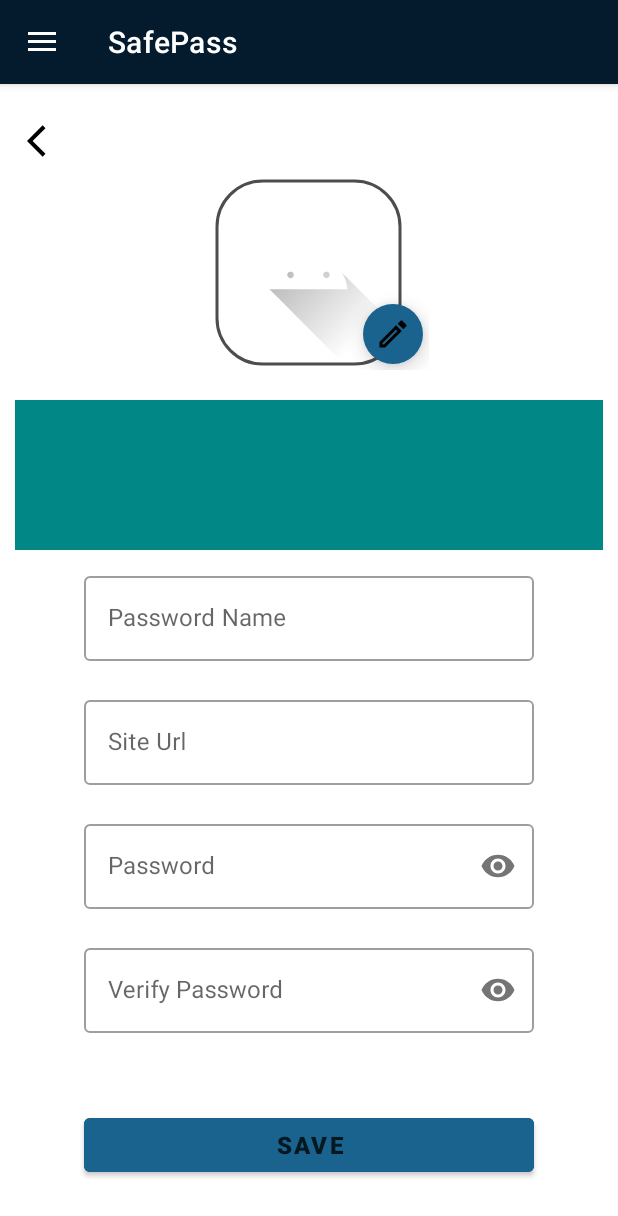
After one commit to shacharml/SafePass, an Android app: the AddPasswordFragment screen opened through its navigation route, on a phone screen of 412 x 824 dp. The commit adds this screen. Shown: the top 1216 px of the screen. Run offline under Robolectric (Android 15) with nearby library versions, the phone set to English and light mode, and no system bars; our stand-ins replace Room's generated code; Roboto replaces fonts that are not available here.

Commit message:
add Add Password fragment and connect to DB

```diff
--- /dev/null
+++ b/app/src/main/java/com/shacharml/safepass/UI/AddPasswordFragment.java
@@ -0,0 +1,176 @@
+package com.shacharml.safepass.UI;
+
+import android.os.Bundle;
+import android.util.Log;
+import android.view.LayoutInflater;
+import android.view.View;
+import android.view.ViewGroup;
+import android.widget.ImageButton;
+import android.widget.Toast;
+
+import androidx.fragment.app.Fragment;
+import androidx.lifecycle.ViewModelProvider;
+import androidx.navigation.Navigation;
+import androidx.recyclerview.widget.RecyclerView;
+
+import com.google.android.material.button.MaterialButton;
+import com.google.android.material.floatingactionbutton.FloatingActionButton;
+import com.google.android.material.imageview.ShapeableImageView;
+import com.google.android.material.textfield.TextInputLayout;
+import com.shacharml.safepass.Entities.Password;
+import com.shacharml.safepass.R;
+import com.shacharml.safepass.ViewModels.PasswordViewModel;
+
+import java.net.URL;
+import java.util.regex.Pattern;
+
+
+public class AddPasswordFragment extends Fragment {
+
+    private static final Pattern PASSWORD_PATTERN = Pattern.compile("^" +
+            //"(?=.*[0-9])" +         //at least 1 digit
+            //"(?=.*[a-z])" +         //at least 1 lower case letter
+            //"(?=.*[A-Z])" +         //at least 1 upper case letter
+            "(?=.*[a-zA-Z])" +      //any letter
+            "(?=.*[@#$%^&+=])" +    //at least 1 special character
+            "(?=\\S+$)" +           //no white spaces
+            ".{4,}" +               //at least 4 characters
+            "$");
+
+    private TextInputLayout new_TIL_name;
+    private TextInputLayout new_TIL_url;
+    private TextInputLayout new_TIL_password;
+    private TextInputLayout new_TIL_verify;
+    private MaterialButton new_BTN_Save;
+    private ImageButton new_BTN_back;
+    private RecyclerView new_RYC_images;
+    private FloatingActionButton new_FAB_img_edit;
+    private ShapeableImageView new_IMG_password;
+
+    private View view;
+    private PasswordViewModel passwordViewModel;
+
+    public AddPasswordFragment() {}
+
+    @Override
+    public void onCreate(Bundle savedInstanceState) {
+        super.onCreate(savedInstanceState);
+//create view model
+        passwordViewModel = new ViewModelProvider(requireActivity()).get(PasswordViewModel.class);
+    }
+
+    @Override
+    public View onCreateView(LayoutInflater inflater, ViewGroup container,
+                             Bundle savedInstanceState) {
+        // Inflate the layout for this fragment
+        view = inflater.inflate(R.layout.fragment_add_password, container, false);
+
+        initViews(view);
+        new_BTN_Save.setOnClickListener(new View.OnClickListener() {
+            @Override
+            public void onClick(View v) {
+                // TODO: 06/02/2023 save methode
+                savePassword(view);
+            }
+        });
+
+        return view;
+    }
+
+    private void savePassword(View view) {
+
+        //Check validation form
+        if (!validateUsername(new_TIL_name))
+            return;
+
+        if (!validateUrl(new_TIL_url))
+            return;
+
+        if (!validatePassword(new_TIL_password))
+            return;
+
+        if (!validatePassword(new_TIL_verify))
+            return;
+
+        String password = new_TIL_password.getEditText().getText().toString();
+        String verify = new_TIL_verify.getEditText().getText().toString();
+        if (!password.equals(verify)) {
+            Toast.makeText(requireActivity(), "The Passwords arent The same", Toast.LENGTH_LONG).show();
+            new_TIL_verify.setError("Enter the Same Passwords");
+            return;
+        }
+
+        String name = new_TIL_name.getEditText().getText().toString();
+        String url = new_TIL_url.getEditText().getText().toString();
+        Password newPassword = new Password(name,password);
+        newPassword.setUrlToSite(url);
+
+        passwordViewModel.insert(newPassword);
+        Navigation.findNavController(requireView()).navigate(AddPasswordFragmentDirections.actionPasswordShowFragmentToPasswordListFragment());
+
+    }
+
+    private void initViews(View view) {
+        new_TIL_name = view.findViewById(R.id.new_TIL_name);
+        new_TIL_url = view.findViewById(R.id.new_TIL_url);
+        new_TIL_password = view.findViewById(R.id.new_TIL_password);
+        new_TIL_verify = view.findViewById(R.id.new_TIL_verify);
+        new_BTN_Save = view.findViewById(R.id.new_BTN_Save);
+        new_BTN_back = view.findViewById(R.id.new_BTN_back);
+        new_RYC_images = view.findViewById(R.id.new_RYC_images);
+        new_FAB_img_edit = view.findViewById(R.id.new_FAB_img_edit);
+        new_IMG_password = view.findViewById(R.id.new_IMG_password);
+
+    }
+
+
+    private boolean validateUsername(TextInputLayout textInputUsername) {
+        String usernameInput = textInputUsername.getEditText().getText().toString().trim();
+
+        if (usernameInput.isEmpty()) {
+            textInputUsername.setError("Field can't be empty");
+            return false;
+        } else if (usernameInput.length() > 15) {
+            textInputUsername.setError("Username too long");
+            return false;
+        } else {
+            textInputUsername.setError(null);
+            return true;
+        }
+    }
+
+    private boolean validateUrl(TextInputLayout textInputUrl) {
+        String urlInput = textInputUrl.getEditText().getText().toString().trim();
+
+        if (urlInput.isEmpty()) {
+            textInputUrl.setError("Field can't be empty");
+            return false;
+        } else {
+            try {
+                new URL(urlInput).toURI();
+            } catch (Exception e) {
+                Log.d("new password", e.toString());
+                textInputUrl.setError("Incorrect URL");
+                return false;
+            }
+            textInputUrl.setError(null);
+            return true;
+        }
+    }
+
+    private boolean validatePassword(TextInputLayout textInputPassword) {
+        String passwordInput = textInputPassword.getEditText().getText().toString().trim();
+
+        if (passwordInput.isEmpty()) {
+            textInputPassword.setError("Field can't be empty");
+            return false;
+        } else if (!PASSWORD_PATTERN.matcher(passwordInput).matches()) {
+            textInputPassword.setError("Password too weak");
+            //IDC if the password is weak or not - just want to show him that
+            return true;
+        } else {
+            textInputPassword.setError(null);
+            return true;
+        }
+    }
+}
--- a/app/src/main/java/com/shacharml/safepass/UI/PasswordListFragment.java
+++ b/app/src/main/java/com/shacharml/safepass/UI/PasswordListFragment.java
@@ -1,18 +1,19 @@
 package com.shacharml.safepass.UI;
 
 import android.os.Bundle;
+import android.view.LayoutInflater;
+import android.view.View;
+import android.view.ViewGroup;
 
 import androidx.annotation.NonNull;
 import androidx.annotation.Nullable;
+import androidx.appcompat.widget.AppCompatImageButton;
 import androidx.fragment.app.Fragment;
 import androidx.lifecycle.Observer;
 import androidx.lifecycle.ViewModelProvider;
+import androidx.navigation.Navigation;
 import androidx.recyclerview.widget.LinearLayoutManager;
 import androidx.recyclerview.widget.RecyclerView;
-
-import android.view.LayoutInflater;
-import android.view.View;
-import android.view.ViewGroup;
 
 import com.shacharml.safepass.Entities.Password;
 import com.shacharml.safepass.PasswordsAdapter;
@@ -26,11 +27,13 @@ public class PasswordListFragment extends Fragment {
 
     private PasswordViewModel passwordViewModel;
     private RecyclerView password_RCV_all_password;
+    private AppCompatImageButton main_BTN_add;
     private View view;
     private PasswordsAdapter adapter;
 
 
-    public PasswordListFragment() {}
+    public PasswordListFragment() {
+    }
 
     @Override
     public void onCreate(Bundle savedInstanceState) {
@@ -38,13 +41,6 @@ public class PasswordListFragment extends Fragment {
 // TODO: 06/02/2023 check if need to be here or on Create View
         //create view model
         passwordViewModel = new ViewModelProvider(requireActivity()).get(PasswordViewModel.class);
-        passwordViewModel.getAllPasswords().observe(this, new Observer<List<Password>>() {
-            @Override
-            public void onChanged(List<Password> passwords) {
-                // TODO: 06/02/2023 update the recycler view
-                adapter.setPasswords(passwords);
-            }
-        });
 
 
     }
@@ -63,6 +59,26 @@ public class PasswordListFragment extends Fragment {
         //create adapter
         adapter = new PasswordsAdapter();
         password_RCV_all_password.setAdapter(adapter);
+
+        // TODO: 06/02/2023 need to be in the Activity?
+        //observe on the live data in room
+        passwordViewModel.getAllPasswords().observe(getViewLifecycleOwner(), new Observer<List<Password>>() {
+            @Override
+            public void onChanged(List<Password> passwords) {
+                // TODO: 06/02/2023 update the recycler view
+                adapter.setPasswords(passwords);
+            }
+        });
+
+        //Add Button
+        main_BTN_add= view.findViewById(R.id.main_BTN_add);
+        main_BTN_add.setOnClickListener(new View.OnClickListener() {
+            @Override
+            public void onClick(View v) {
+                Navigation.findNavController(requireView()).navigate(PasswordListFragmentDirections.actionPasswordListFragmentToPasswordShowFragment());
+            }
+        });
+
         return view;
     }
 
--- /dev/null
+++ b/app/src/main/res/drawable/ic_back.xml
@@ -0,0 +1,5 @@
+<vector android:autoMirrored="true" android:height="24dp"
+    android:tint="#000000" android:viewportHeight="24"
+    android:viewportWidth="24" android:width="24dp" xmlns:android="http://schemas.android.com/apk/res/android">
+    <path android:fillColor="@android:color/white" android:pathData="M11.67,3.87L9.9,2.1 0,12l9.9,9.9 1.77,-1.77L3.54,12z"/>
+</vector>
--- /dev/null
+++ b/app/src/main/res/layout/fragment_add_password.xml
@@ -0,0 +1,189 @@
+<?xml version="1.0" encoding="utf-8"?>
+<FrameLayout xmlns:android="http://schemas.android.com/apk/res/android"
+    xmlns:tools="http://schemas.android.com/tools"
+    android:layout_width="match_parent"
+    android:layout_height="match_parent"
+    xmlns:app="http://schemas.android.com/apk/res-auto"
+    tools:context=".UI.AddPasswordFragment">
+
+    <ScrollView
+        android:layout_width="match_parent"
+        android:layout_height="wrap_content"
+        android:overScrollMode="ifContentScrolls"
+        android:scrollbars="vertical">
+
+        <RelativeLayout
+            android:layout_width="match_parent"
+            android:layout_height="wrap_content">
+
+            <!--    Back button -->
+            <ImageButton
+                android:id="@+id/new_BTN_back"
+                android:layout_width="25dp"
+                android:layout_height="25dp"
+                android:layout_marginStart="18dp"
+                android:layout_marginTop="25dp"
+                android:background="@null"
+                android:backgroundTint="@null"
+                android:elevation="2dp"
+                android:scaleType="centerCrop"
+                android:src="@drawable/ic_back" />
+
+            <!--Frame of Password Image-->
+
+            <FrameLayout
+                android:id="@+id/new_FRM_img"
+                android:layout_width="160dp"
+                android:layout_height="wrap_content"
+                android:layout_below="@+id/new_BTN_back"
+                android:layout_centerHorizontal="true"
+                android:layout_marginTop="10dp"
+                android:layout_marginBottom="20dp"
+                android:orientation="vertical">
+
+                <com.google.android.material.floatingactionbutton.FloatingActionButton
+                    android:id="@+id/new_FAB_img_edit"
+                    android:layout_width="wrap_content"
+                    android:layout_height="wrap_content"
+                    android:layout_gravity="right|bottom"
+                    android:backgroundTint="@color/lightBlue"
+                    app:borderWidth="0dp"
+                    app:elevation="8dp"
+                    app:fabCustomSize="40dp"
+                    app:srcCompat="@drawable/ic_edit"
+                    app:tint="@color/black"
+                    app:useCompatPadding="false" />
+
+                <com.google.android.material.imageview.ShapeableImageView
+                    android:id="@+id/new_IMG_password"
+                    android:layout_width="130dp"
+                    android:layout_height="130dp"
+                    android:layout_gravity="center_horizontal"
+                    android:clickable="true"
+                    android:focusable="true"
+                    android:padding="4dp"
+                    android:scaleType="centerCrop"
+                    android:src="@drawable/ic_launcher_foreground"
+                    app:shapeAppearanceOverlay="@style/almost_circle"
+                    app:strokeColor="#B2000000"
+                    app:strokeWidth="2dp" />
+
+            </FrameLayout>
+
+            <!--    Ryceicler view of optional images : Google Facebook .... -->
+
+            <androidx.recyclerview.widget.RecyclerView
+                android:id="@+id/new_RYC_images"
+                android:layout_width="match_parent"
+                android:layout_height="100dp"
+                android:layout_below="@+id/new_FRM_img"
+                android:layout_marginBottom="12dp"
+                android:orientation="horizontal"
+                app:reverseLayout="true"
+                app:layoutManager="androidx.recyclerview.widget.LinearLayoutManager"
+                android:background="@color/teal_700"
+                android:layout_marginStart="10dp"
+                android:layout_marginEnd="10dp"
+                />
+
+            <!--    Edit Text Filed-->
+
+            <com.google.android.material.textfield.TextInputLayout
+                android:id="@+id/new_TIL_name"
+                android:layout_width="300dp"
+                android:layout_height="wrap_content"
+                app:errorEnabled="true"
+                app:passwordToggleEnabled="false"
+                android:layout_below="@+id/new_RYC_images"
+                android:layout_centerHorizontal="true"
+                style="@style/Widget.MaterialComponents.TextInputLayout.OutlinedBox"
+                >
+
+                <com.google.android.material.textfield.TextInputEditText
+                    android:layout_width="match_parent"
+                    android:layout_height="wrap_content"
+                    android:hint="Password Name"
+                    android:inputType="text"
+                    />
+
+            </com.google.android.material.textfield.TextInputLayout>
+
+            <com.google.android.material.textfield.TextInputLayout
+                android:id="@+id/new_TIL_url"
+                android:layout_width="300dp"
+                android:layout_height="wrap_content"
+                app:errorEnabled="true"
+                app:passwordToggleEnabled="false"
+                android:layout_below="@id/new_TIL_name"
+                android:layout_centerHorizontal="true"
+                style="@style/Widget.MaterialComponents.TextInputLayout.OutlinedBox"
+                >
+
+                <com.google.android.material.textfield.TextInputEditText
+                    android:layout_width="match_parent"
+                    android:layout_height="wrap_content"
+                    android:hint="Site Url"
+                    android:inputType="textUri"
+                    />
+
+            </com.google.android.material.textfield.TextInputLayout>
+
+            <com.google.android.material.textfield.TextInputLayout
+                android:id="@+id/new_TIL_password"
+                android:layout_width="300dp"
+                android:layout_height="wrap_content"
+                app:errorEnabled="true"
+                app:passwordToggleEnabled="true"
+                android:layout_below="@id/new_TIL_url"
+                android:layout_centerHorizontal="true"
+                style="@style/Widget.MaterialComponents.TextInputLayout.OutlinedBox"
+                >
+
+                <com.google.android.material.textfield.TextInputEditText
+                    android:layout_width="match_parent"
+                    android:layout_height="wrap_content"
+                    android:hint="Password"
+                    android:inputType="textPassword"
+                    />
+
+            </com.google.android.material.textfield.TextInputLayout>
+
+            <com.google.android.material.textfield.TextInputLayout
+                android:id="@+id/new_TIL_verify"
+                android:layout_width="300dp"
+                android:layout_height="wrap_content"
+                app:errorEnabled="true"
+                app:passwordToggleEnabled="true"
+                android:layout_below="@id/new_TIL_password"
+                android:layout_centerHorizontal="true"
+                style="@style/Widget.MaterialComponents.TextInputLayout.OutlinedBox"
+                >
+
+                <com.google.android.material.textfield.TextInputEditText
+                    android:layout_width="match_parent"
+                    android:layout_height="wrap_content"
+                    android:hint="Verify Password"
+                    android:inputType="textPassword"
+                    />
+
+            </com.google.android.material.textfield.TextInputLayout>
+
+            <com.google.android.material.button.MaterialButton
+                android:id="@+id/new_BTN_Save"
+                android:layout_width="300dp"
+                android:layout_height="wrap_content"
+                android:layout_alignParentBottom="true"
+                android:layout_centerHorizontal="true"
+                android:layout_marginBottom="30dp"
+                android:backgroundTint="@color/lightBlue"
+                android:text="Save"
+                android:textSize="16sp"
+                android:textStyle="bold"
+                android:textColor="#C4000000"
+                android:layout_below="@id/new_TIL_verify"
+                />
+
+        </RelativeLayout>
+    </ScrollView>
+
+</FrameLayout>
--- a/app/src/main/res/navigation/nav_graph_password.xml
+++ b/app/src/main/res/navigation/nav_graph_password.xml
@@ -15,9 +15,9 @@
     </fragment>
     <fragment
         android:id="@+id/passwordShowFragment"
-        android:name="com.shacharml.safepass.UI.PasswordShowFragment"
+        android:name="com.shacharml.safepass.UI.AddPasswordFragment"
         android:label="fragment_password_show"
-        tools:layout="@layout/fragment_password_show" >
+        tools:layout="@layout/fragment_add_password" >
         <action
             android:id="@+id/action_passwordShowFragment_to_passwordListFragment"
             app:destination="@id/passwordListFragment" />
```
Also changed, not shown: app/src/main/java/com/shacharml/safepass/UI/MainActivity.java (+10 -0 lines), app/src/main/res/layout/activity_main.xml (+0 -89 lines).
